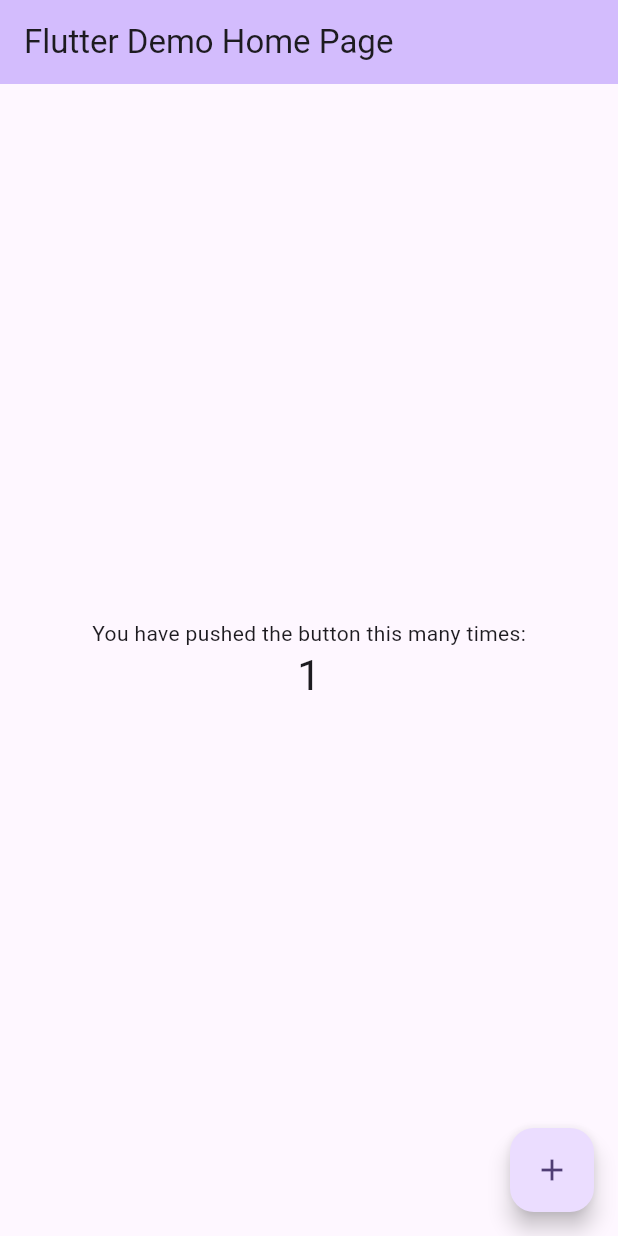
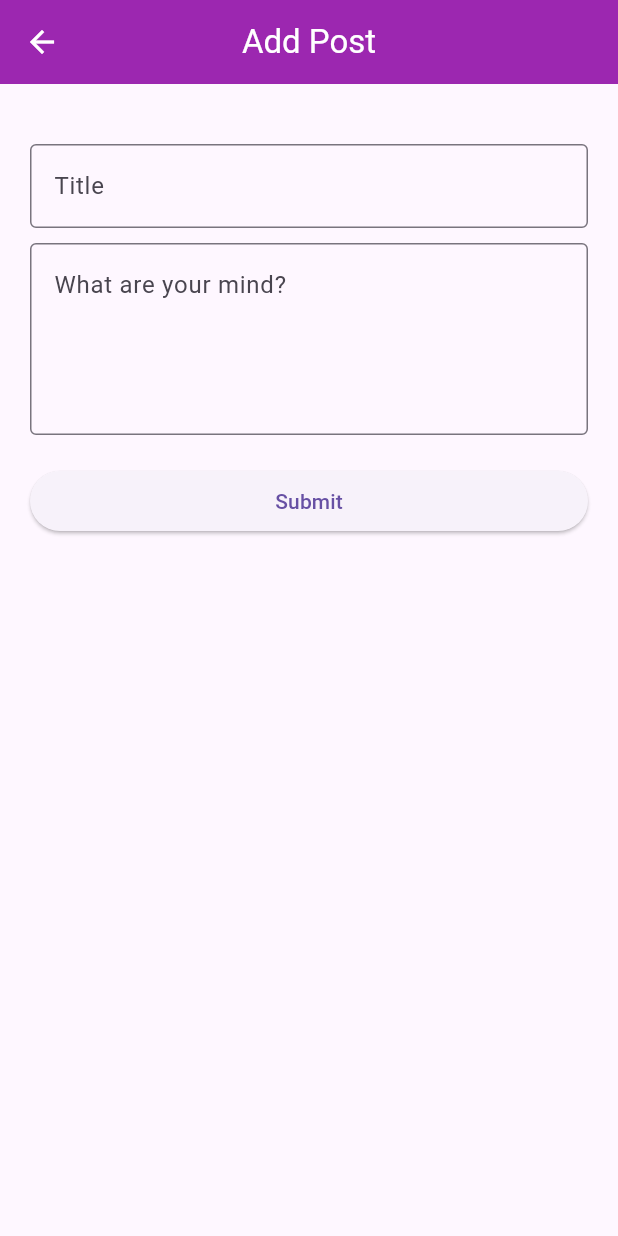
Before and after one commit to OwaisRaza1941/Firebase, a Flutter app: the screen it shows after launch, after a tap on the "add" icon, on a phone screen of 412 x 824 dp. Run offline on Flutter 3.47's test engine with Material 3 defaults, Android fonts, the phone set to English and light mode, and no system bars; our stand-ins replace firebase_auth, firebase_core, firebase_database, get; accounts and stored records are empty.

Commit message:
Firebase Database AddPost And GetPost

```diff
--- /dev/null
+++ b/firestore_realtime_database/lib/controller/add_post_controller.dart
@@ -0,0 +1,46 @@
+import 'package:firebase_core/firebase_core.dart';
+import 'package:firestore_realtime_database/services/add_post_service.dart';
+import 'package:firestore_realtime_database/ui/dailogs/error_dailoge.dart';
+import 'package:firestore_realtime_database/ui/dailogs/show_success_dailoge.dart';
+import 'package:get/get.dart';
+
+class AddPostController extends GetxController {
+  /// AddPost Services Class
+  final AddPostService _addPostService = AddPostService();
+
+  ///ObserVailbe List Of Post Data
+  var posts = [].obs;
+
+  ///Loading Oservaible Variable
+  RxBool isLoading = false.obs;
+
+  @override
+  void onInit() {
+    super.onInit();
+    getPost();
+  }
+
+  //// ADD POST
+  Future<void> addPost(String id, String title, String description) async {
+    try {
+      isLoading.value = true;
+      await _addPostService.addPost(id, title, description);
+      showSuccessDailoge('Add Post Success');
+    } on FirebaseException catch (e) {
+      errorDailoge(e.toString());
+    } finally {
+      isLoading.value = false;
+    }
+  }
+
+  //// Get POST
+  void getPost() {
+    try {
+      _addPostService.getPosts().listen((list) {
+        posts.value = list;
+      });
+    } on FirebaseException catch (e) {
+      errorDailoge(e.toString());
+    }
+  }
+}
--- a/firestore_realtime_database/lib/main.dart
+++ b/firestore_realtime_database/lib/main.dart
@@ -1,122 +1,25 @@
+import 'package:firebase_core/firebase_core.dart';
+import 'package:firestore_realtime_database/controller/add_post_controller.dart';
+import 'package:firestore_realtime_database/firebase_options.dart';
+import 'package:firestore_realtime_database/ui/screens/home_screen.dart';
 import 'package:flutter/material.dart';
+import 'package:get/get.dart';
 
-void main() {
+Future<void> main() async {
+  WidgetsFlutterBinding.ensureInitialized();
+  await Firebase.initializeApp(options: DefaultFirebaseOptions.currentPlatform);
+  Get.put(AddPostController(), permanent: true);
   runApp(const MyApp());
 }
 
 class MyApp extends StatelessWidget {
   const MyApp({super.key});
 
-  // This widget is the root of your application.
   @override
   Widget build(BuildContext context) {
-    return MaterialApp(
-      title: 'Flutter Demo',
-      theme: ThemeData(
-        // This is the theme of your application.
-        //
-        // TRY THIS: Try running your application with "flutter run". You'll see
-        // the application has a purple toolbar. Then, without quitting the app,
-        // try changing the seedColor in the colorScheme below to Colors.green
-        // and then invoke "hot reload" (save your changes or press the "hot
-        // reload" button in a Flutter-supported IDE, or press "r" if you used
-        // the command line to start the app).
-        //
-        // Notice that the counter didn't reset back to zero; the application
-        // state is not lost during the reload. To reset the state, use hot
-        // restart instead.
-        //
-        // This works for code too, not just values: Most code changes can be
-        // tested with just a hot reload.
-        colorScheme: .fromSeed(seedColor: Colors.deepPurple),
-      ),
-      home: const MyHomePage(title: 'Flutter Demo Home Page'),
+    return GetMaterialApp(
+      debugShowCheckedModeBanner: false,
+      home: HomeScreen(),
     );
   }
 }
-
-class MyHomePage extends StatefulWidget {
-  const MyHomePage({super.key, required this.title});
-
-  // This widget is the home page of your application. It is stateful, meaning
-  // that it has a State object (defined below) that contains fields that affect
-  // how it looks.
-
-  // This class is the configuration for the state. It holds the values (in this
-  // case the title) provided by the parent (in this case the App widget) and
-  // used by the build method of the State. Fields in a Widget subclass are
-  // always marked "final".
-
-  final String title;
-
-  @override
-  State<MyHomePage> createState() => _MyHomePageState();
-}
-
-class _MyHomePageState extends State<MyHomePage> {
-  int _counter = 0;
-
-  void _incrementCounter() {
-    setState(() {
-      // This call to setState tells the Flutter framework that something has
-      // changed in this State, which causes it to rerun the build method below
-      // so that the display can reflect the updated values. If we changed
-      // _counter without calling setState(), then the build method would not be
-      // called again, and so nothing would appear to happen.
-      _counter++;
-    });
-  }
-
-  @override
-  Widget build(BuildContext context) {
-    // This method is rerun every time setState is called, for instance as done
-    // by the _incrementCounter method above.
-    //
-    // The Flutter framework has been optimized to make rerunning build methods
-    // fast, so that you can just rebuild anything that needs updating rather
-    // than having to individually change instances of widgets.
-    return Scaffold(
-      appBar: AppBar(
-        // TRY THIS: Try changing the color here to a specific color (to
-        // Colors.amber, perhaps?) and trigger a hot reload to see the AppBar
-        // change color while the other colors stay the same.
-        backgroundColor: Theme.of(context).colorScheme.inversePrimary,
-        // Here we take the value from the MyHomePage object that was created by
-        // the App.build method, and use it to set our appbar title.
-        title: Text(widget.title),
-      ),
-      body: Center(
-        // Center is a layout widget. It takes a single child and positions it
-        // in the middle of the parent.
-        child: Column(
-          // Column is also a layout widget. It takes a list of children and
-          // arranges them vertically. By default, it sizes itself to fit its
-          // children horizontally, and tries to be as tall as its parent.
-          //
-          // Column has various properties to control how it sizes itself and
-          // how it positions its children. Here we use mainAxisAlignment to
-          // center the children vertically; the main axis here is the vertical
-          // axis because Columns are vertical (the cross axis would be
-          // horizontal).
-          //
-          // TRY THIS: Invoke "debug painting" (choose the "Toggle Debug Paint"
-          // action in the IDE, or press "p" in the console), to see the
-          // wireframe for each widget.
-          mainAxisAlignment: .center,
-          children: [
-            const Text('You have pushed the button this many times:'),
-            Text(
-              '$_counter',
-              style: Theme.of(context).textTheme.headlineMedium,
-            ),
-          ],
-        ),
-      ),
-      floatingActionButton: FloatingActionButton(
-        onPressed: _incrementCounter,
-        tooltip: 'Increment',
-        child: const Icon(Icons.add),
-      ),
-    );
-  }
-}
--- /dev/null
+++ b/firestore_realtime_database/lib/models/addpost_model.dart
@@ -0,0 +1,26 @@
+class AddPostModel {
+  String id;
+  String title;
+  String description;
+
+  AddPostModel({
+    required this.id,
+    required this.title,
+    required this.description,
+  });
+
+  //// Convert To JSON In DartModel
+
+  factory AddPostModel.fromMap(Map<String, dynamic> map) {
+    return AddPostModel(
+      id: map['id'],
+      title: map['title'],
+      description: map['description'],
+    );
+  }
+
+  /// Convert To DartModel In JSON
+  Map<String, dynamic> toMap() {
+    return {"id": id, "title": title, "description": description};
+  }
+}
--- /dev/null
+++ b/firestore_realtime_database/lib/services/add_post_service.dart
@@ -0,0 +1,44 @@
+import 'package:firebase_core/firebase_core.dart';
+import 'package:firebase_database/firebase_database.dart';
+
+class AddPostService {
+  /// Database Reference
+  final DatabaseReference _postRef = FirebaseDatabase.instance.ref('posts');
+
+  /// Add Post In Firebase Database
+  Future<void> addPost(String id, String title, String description) async {
+    try {
+      await _postRef.child(id).set({
+        'id': id,
+        'title': title,
+        'description': description,
+      });
+    } on FirebaseException catch (e) {
+      throw e;
+    }
+  }
+
+  /// Read Post In Firebase Database
+  Stream<List<Map<dynamic, dynamic>>> getPosts() {
+    return _postRef.onValue.map((event) {
+      final data = event.snapshot.value;
+
+      if (data == null) return [];
+
+      // Case 1: Map structure
+      if (data is Map) {
+        return data.values.map((e) => Map<dynamic, dynamic>.from(e)).toList();
+      }
+
+      // Case 2: List structure
+      if (data is List) {
+        return data
+            .where((e) => e != null)
+            .map((e) => Map<dynamic, dynamic>.from(e))
+            .toList();
+      }
+
+      return [];
+    });
+  }
+}
--- /dev/null
+++ b/firestore_realtime_database/lib/ui/screens/add_post.dart
@@ -0,0 +1,86 @@
+import 'package:firestore_realtime_database/controller/add_post_controller.dart';
+import 'package:firestore_realtime_database/ui/dailogs/show_empty_input_dailoge.dart';
+import 'package:flutter/material.dart';
+import 'package:get/get.dart';
+
+class AddPost extends StatelessWidget {
+  const AddPost({super.key});
+
+  @override
+  Widget build(BuildContext context) {
+    TextEditingController titleController = TextEditingController();
+    TextEditingController desController = TextEditingController();
+    final AddPostController controller = Get.find<AddPostController>();
+
+    return GestureDetector(
+      onTap: () {
+        FocusScope.of(context).unfocus();
+      },
+      child: Scaffold(
+        appBar: AppBar(
+          backgroundColor: Colors.purple,
+          foregroundColor: Colors.white,
+          title: Text('Add Post'),
+          centerTitle: true,
+        ),
+        body: Padding(
+          padding: EdgeInsets.symmetric(horizontal: 20, vertical: 40),
+          child: Column(
+            children: [
+              SizedBox(
+                child: TextField(
+                  controller: titleController,
+                  decoration: InputDecoration(
+                    border: OutlineInputBorder(),
+                    hintText: 'Title',
+                  ),
+                ),
+              ),
+              SizedBox(height: 10),
+              SizedBox(
+                child: TextField(
+                  controller: desController,
+                  maxLines: 4,
+                  decoration: InputDecoration(
+                    border: OutlineInputBorder(),
+                    hintText: 'What are your mind?',
+                  ),
+                ),
+              ),
+
+              SizedBox(height: 20),
+
+              Obx(() {
+                return SizedBox(
+                  width: double.infinity,
+                  child: ElevatedButton(
+                    onPressed: controller.isLoading.value
+                        ? null
+                        : () async {
+                            if (titleController.text.isEmpty ||
+                                desController.text.isEmpty) {
+                              showEmptyInputDailoge(
+                                'Please fill in the inputs!',
+                              );
+                              return;
+                            } else {
+                              await controller.addPost(
+                                '9',
+                                titleController.text,
+                                desController.text,
+                              );
+                            }
+                          },
+                    child: controller.isLoading.value
+                        ? CircularProgressIndicator(color: Colors.white)
+                        : Text('Submit'),
+                  ),
+                );
+              }),
+            ],
+          ),
+        ),
+      ),
+    );
+  }
+}
--- /dev/null
+++ b/firestore_realtime_database/lib/ui/screens/home_screen.dart
@@ -0,0 +1,44 @@
+import 'package:firestore_realtime_database/controller/add_post_controller.dart';
+import 'package:firestore_realtime_database/ui/screens/add_post.dart';
+import 'package:flutter/material.dart';
+import 'package:get/get.dart';
+
+class HomeScreen extends StatelessWidget {
+  const HomeScreen({super.key});
+
+  @override
+  Widget build(BuildContext context) {
+    final AddPostController controller = Get.find<AddPostController>();
+
+    return Scaffold(
+      appBar: AppBar(
+        backgroundColor: Colors.purple,
+        foregroundColor: Colors.white,
+        title: Text('Home Screen'),
+        centerTitle: true,
+      ),
+      body: Obx(() {
+        return controller.posts.isEmpty
+            ? Center(child: Text('No Post Data'))
+            : ListView.builder(
+                itemCount: controller.posts.length,
+                itemBuilder: (context, index) {
+                  final data = controller.posts;
+                  return Card(
+                    child: ListTile(
+                      title: Text(data[index]['title'].toString()),
+                      subtitle: Text(data[index]['description'].toString()),
+                    ),
+                  );
+                },
+              );
+      }),
+      floatingActionButton: FloatingActionButton(
+        onPressed: () {
+          Get.to(AddPost());
+        },
+        child: Icon(Icons.add),
+      ),
+    );
+  }
+}
--- a/firestore_realtime_database/pubspec.yaml
+++ b/firestore_realtime_database/pubspec.yaml
@@ -34,6 +34,10 @@ dependencies:
   # The following adds the Cupertino Icons font to your application.
   # Use with the CupertinoIcons class for iOS style icons.
   cupertino_icons: ^1.0.8
+  get: ^4.7.3
+  firebase_database: ^12.1.2
+  firebase_core: ^4.4.0
+  skeletonizer: ^2.1.2
 
 dev_dependencies:
   flutter_test:
```
Also changed, not shown: firebase_authentication/lib/ui/screens/add_post.dart (deleted, +0 -10 lines), firebase_authentication/lib/ui/screens/home_page.dart (+55 -13 lines), firebase_authentication/lib/ui/widgets/drawer.dart (deleted, +0 -66 lines), firestore_realtime_database/lib/ui/dailogs/error_dailoge.dart (added, +26 -0 lines), firestore_realtime_database/lib/ui/dailogs/show_empty_input_dailoge.dart (added, +21 -0 lines), firestore_realtime_database/lib/ui/dailogs/show_success_dailoge.dart (added, +26 -0 lines), firestore_realtime_database/firebase.json (added), firestore_realtime_database/lib/firebase_options.dart (added), firestore_realtime_database/pubspec.lock, 6 other files.
